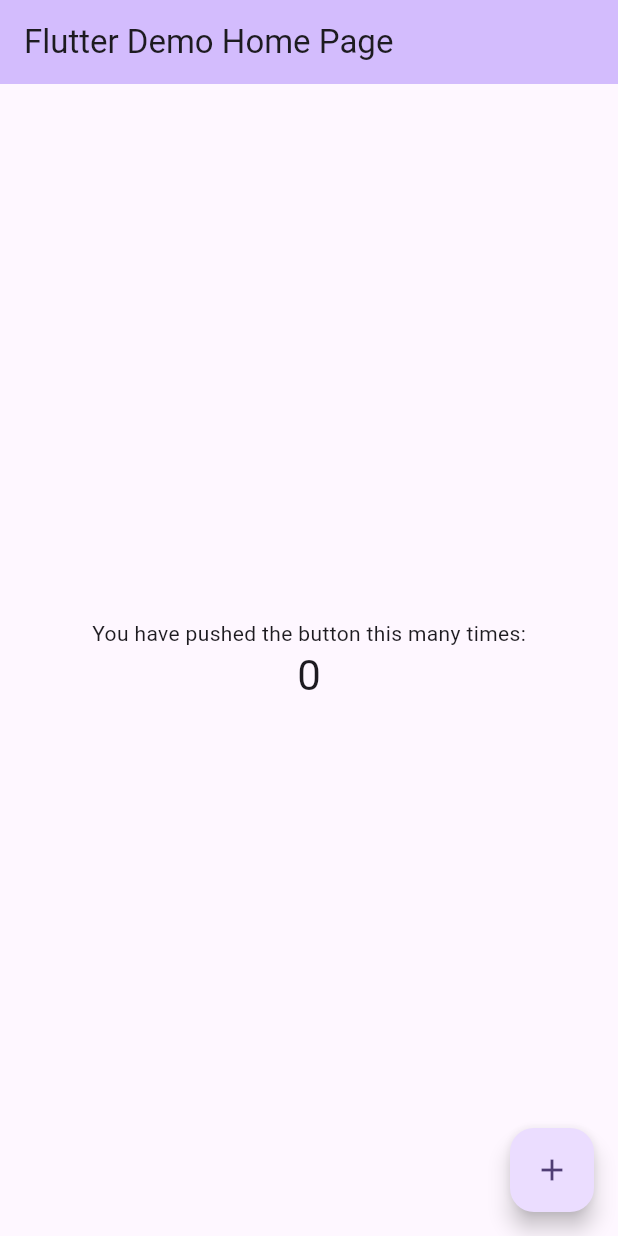
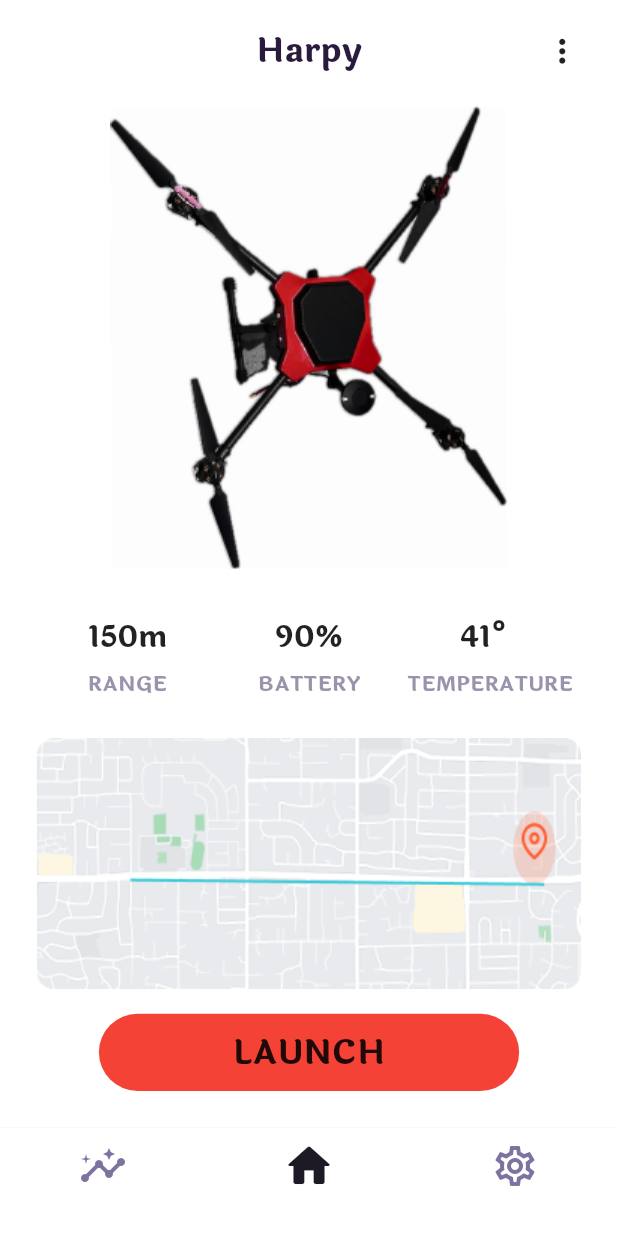
Before and after one commit to BharathrajN2004/Flutter.11.Drone_sample, a Flutter app: the screen it shows after launch, on a phone screen of 412 x 824 dp. Run offline on Flutter 3.47's test engine with Material 2 defaults, Android fonts, the phone set to English and light mode, and no system bars; our stand-ins replace animated_splash_screen, page_transition.

```diff
--- /dev/null
+++ b/lib/Pages/Home.dart
@@ -0,0 +1,155 @@
+import 'package:flutter/material.dart';
+
+import '../Utility/CustomTheme.dart';
+
+class Home extends StatefulWidget {
+  const Home({super.key});
+
+  @override
+  State<Home> createState() => _HomeState();
+}
+
+class _HomeState extends State<Home> {
+  bool buttonState = false;
+
+  @override
+  Widget build(BuildContext context) {
+    CustomTheme OBJ = CustomTheme.fromContext(context);
+    return Column(
+      children: [
+        Row(
+          mainAxisAlignment: MainAxisAlignment.spaceBetween,
+          crossAxisAlignment: CrossAxisAlignment.center,
+          children: [
+            SizedBox(width: OBJ.aspectratio * 50),
+            Text(
+              "Harpy",
+              style: TextStyle(
+                  fontWeight: FontWeight.w600,
+                  fontSize: OBJ.aspectratio * 45,
+                  color: const Color.fromARGB(255, 41, 26, 62)),
+            ),
+            Icon(
+              Icons.more_vert_outlined,
+              size: OBJ.aspectratio * 50,
+            ),
+          ],
+        ),
+        SizedBox(
+          height: OBJ.height * 0.02,
+        ),
+        AnimatedSwitcher(
+          duration: Duration(seconds: 1),
+          // transitionBuilder: (Widget child, Animation<double> animation) {
+          //   const begin = Offset(0.0, 1.0);
+          //   const end = Offset.zero;
+          //   var offsetAnimation =
+          //       Tween(begin: begin, end: end).animate(animation);
+          //   return SlideTransition(
+          //     position: offsetAnimation,
+          //     child: child,
+          //   );
+          // },
+          child: FadeTransition(
+            opacity: AlwaysStoppedAnimation(1.0),
+            key: ValueKey<bool>(buttonState),
+            child: !buttonState
+                ? Image.asset(
+                    "assets/images/drone.png",
+                    key: ValueKey<bool>(buttonState),
+                  )
+                : Image.asset(
+                    "assets/images/thiruvaluvar.png",
+                    height: OBJ.height*0.38,
+                    fit: BoxFit.cover,
+                    key: ValueKey<bool>(buttonState),
+                  ),
+          ),
+        ),
+        Spacer(),
+        const Row(
+          mainAxisAlignment: MainAxisAlignment.spaceBetween,
+          crossAxisAlignment: CrossAxisAlignment.center,
+          children: [
+            PropertyHelper(description: "Range", value: "150m"),
+            PropertyHelper(description: "battery", value: "90%"),
+            PropertyHelper(
+              description: "temperature",
+              value: "41°",
+            ),
+          ],
+        ),
+        SizedBox(
+          height: OBJ.height * 0.03,
+        ),
+        Image.asset("assets/images/Location.png"),
+        SizedBox(
+          height: OBJ.height * 0.02,
+        ),
+        GestureDetector(
+          onTap: () => setState(() {
+            buttonState = !buttonState;
+          }),
+          child: AnimatedContainer(
+            width: OBJ.width,
+            margin: EdgeInsets.symmetric(horizontal: OBJ.width * 0.1),
+            padding: EdgeInsets.symmetric(vertical: OBJ.height * 0.01),
+            decoration: BoxDecoration(
+                borderRadius: BorderRadius.circular(50), color: Colors.red),
+            duration: const Duration(seconds: 1),
+            child: Center(
+                child: Text(
+              (buttonState ? "launching..." : "launch").toUpperCase(),
+              style: TextStyle(
+                  fontWeight: FontWeight.bold,
+                  fontSize: OBJ.aspectratio * 45,
+                  shadows: const [
+                    BoxShadow(color: Colors.black, spreadRadius: 12)
+                  ]),
+            )),
+          ),
+        ),
+        SizedBox(
+          height: OBJ.height * 0.03,
+        ),
+      ],
+    );
+  }
+}
+
+class PropertyHelper extends StatelessWidget {
+  final String value;
+  final String description;
+  const PropertyHelper({
+    super.key,
+    required this.value,
+    required this.description,
+  });
+
+  @override
+  Widget build(BuildContext context) {
+    CustomTheme OBJ = CustomTheme.fromContext(context);
+    return Expanded(
+      flex: 1,
+      child: Column(
+        children: [
+          Text(
+            value,
+            style: TextStyle(
+                fontWeight: FontWeight.bold, fontSize: OBJ.aspectratio * 40),
+          ),
+          const SizedBox(
+            height: 5,
+          ),
+          Text(
+            description.toUpperCase(),
+            style: TextStyle(
+                fontWeight: FontWeight.w600,
+                fontSize: OBJ.aspectratio * 28,
+                color: Color.fromARGB(147, 82, 68, 109)),
+          ),
+        ],
+      ),
+    );
+  }
+}
--- /dev/null
+++ b/lib/Pages/Insights.dart
@@ -0,0 +1,10 @@
+import 'package:flutter/material.dart';
+
+class Insights extends StatelessWidget {
+  const Insights({super.key});
+
+  @override
+  Widget build(BuildContext context) {
+    return  Container();
+  }
+}
--- /dev/null
+++ b/lib/Pages/Navigation.dart
@@ -0,0 +1,83 @@
+import 'package:flutter/material.dart';
+
+import '../Utility/CustomTheme.dart';
+import 'Home.dart';
+import 'Insights.dart';
+import 'Settings.dart';
+
+class Navigation extends StatefulWidget {
+  const Navigation({super.key});
+  @override
+  State<Navigation> createState() => _NavigationState();
+}
+
+class _NavigationState extends State<Navigation> {
+  final List<Widget> widgetList = const [
+    Insights(),
+    Home(),
+    Settings(),
+  ];
+
+  int index = 1;
+
+  @override
+  Widget build(BuildContext context) {
+    CustomTheme OBJ = CustomTheme.fromContext(context);
+    return Scaffold(
+      backgroundColor: Colors.white,
+      bottomNavigationBar: BottomNavigationBar(
+          type: BottomNavigationBarType.fixed,
+          currentIndex: index,
+          onTap: (value) {
+            setState(() {
+              index = value;
+            });
+          },
+          backgroundColor: Colors.white,
+          elevation: 1,
+          selectedIconTheme: const IconThemeData(size: 36),
+          unselectedIconTheme: const IconThemeData(size: 32),
+          items: [
+            navBarItem(
+              icon: Icons.insights_outlined,
+              state: 0,
+            ),
+            navBarItem(
+              icon: Icons.home_rounded,
+              state: 1,
+            ),
+            navBarItem(
+              icon: Icons.settings_outlined,
+              state: 2,
+            ),
+          ]),
+      body: SafeArea(
+          child: Container(
+        padding: EdgeInsets.only(
+            top: OBJ.height * 0.02,
+            left: OBJ.width * 0.06,
+            right: OBJ.width * 0.06),
+        child: IndexedStack(
+          index: index,
+          children: widgetList,
+        ),
+      )),
+    );
+  }
+
+  BottomNavigationBarItem navBarItem({
+    required IconData icon,
+    required int state,
+  }) {
+    return BottomNavigationBarItem(
+      tooltip: 'Home',
+      icon: Icon(
+        icon,
+        color: state == index
+            ? Color.fromARGB(255, 29, 26, 38)
+            : Color.fromARGB(255, 126, 115, 159),
+      ),
+      label: '',
+    );
+  }
+}
--- /dev/null
+++ b/lib/Pages/Settings.dart
@@ -0,0 +1,10 @@
+import 'package:flutter/material.dart';
+
+class Settings extends StatelessWidget {
+  const Settings({super.key});
+
+  @override
+  Widget build(BuildContext context) {
+    return Container();
+  }
+}
--- /dev/null
+++ b/lib/Pages/Splash.dart
@@ -0,0 +1,25 @@
+import 'package:done/Utility/CustomTheme.dart';
+import 'package:flutter/material.dart';
+import 'package:animated_splash_screen/animated_splash_screen.dart';
+import 'package:page_transition/page_transition.dart';
+
+import 'Navigation.dart';
+
+class Splash extends StatelessWidget {
+  const Splash({super.key});
+
+  @override
+  Widget build(BuildContext context) {
+    CustomTheme OBJ = CustomTheme.fromContext(context);
+    return AnimatedSplashScreen(
+      duration: 1000,
+      animationDuration: const Duration(milliseconds: 800),
+      splashIconSize: OBJ.height,
+      splash: Center(child: Image.asset("assets/images/sairamLogo.png")),
+      nextScreen: const Navigation(),
+      splashTransition: SplashTransition.fadeTransition,
+      pageTransitionType: PageTransitionType.fade,
+      backgroundColor: Colors.white,
+    );
+  }
+}
--- /dev/null
+++ b/lib/Utility/CustomTheme.dart
@@ -0,0 +1,18 @@
+import 'package:flutter/material.dart';
+
+class CustomTheme {
+  final double height;
+  final double width;
+  final double aspectratio;
+
+  CustomTheme(
+      {required this.height, required this.width, required this.aspectratio});
+
+  factory CustomTheme.fromContext(BuildContext context) {
+    final double aspectratio = MediaQuery.of(context).size.aspectRatio;
+    final double height = MediaQuery.of(context).size.height;
+    final double width = MediaQuery.of(context).size.width;
+
+    return CustomTheme(aspectratio: aspectratio, height: height, width: width);
+  }
+}
--- a/lib/main.dart
+++ b/lib/main.dart
@@ -1,125 +1,21 @@
 import 'package:flutter/material.dart';
 
-void main() {
+import './Pages/Splash.dart';
+
+Future main() async {
   runApp(const MyApp());
 }
 
 class MyApp extends StatelessWidget {
   const MyApp({super.key});
 
-  // This widget is the root of your application.
   @override
   Widget build(BuildContext context) {
     return MaterialApp(
-      title: 'Flutter Demo',
-      theme: ThemeData(
-        // This is the theme of your application.
-        //
-        // TRY THIS: Try running your application with "flutter run". You'll see
-        // the application has a blue toolbar. Then, without quitting the app,
-        // try changing the seedColor in the colorScheme below to Colors.green
-        // and then invoke "hot reload" (save your changes or press the "hot
-        // reload" button in a Flutter-supported IDE, or press "r" if you used
-        // the command line to start the app).
-        //
-        // Notice that the counter didn't reset back to zero; the application
-        // state is not lost during the reload. To reset the state, use hot
-        // restart instead.
-        //
-        // This works for code too, not just values: Most code changes can be
-        // tested with just a hot reload.
-        colorScheme: ColorScheme.fromSeed(seedColor: Colors.deepPurple),
-        useMaterial3: true,
-      ),
-      home: const MyHomePage(title: 'Flutter Demo Home Page'),
+      debugShowCheckedModeBanner: false,
+      title: "Harpy",
+      theme: ThemeData(fontFamily: 'Laila'),
+      home: Splash(),
     );
   }
 }
-
-class MyHomePage extends StatefulWidget {
-  const MyHomePage({super.key, required this.title});
-
-  // This widget is the home page of your application. It is stateful, meaning
-  // that it has a State object (defined below) that contains fields that affect
-  // how it looks.
-
-  // This class is the configuration for the state. It holds the values (in this
-  // case the title) provided by the parent (in this case the App widget) and
-  // used by the build method of the State. Fields in a Widget subclass are
-  // always marked "final".
-
-  final String title;
-
-  @override
-  State<MyHomePage> createState() => _MyHomePageState();
-}
-
-class _MyHomePageState extends State<MyHomePage> {
-  int _counter = 0;
-
-  void _incrementCounter() {
-    setState(() {
-      // This call to setState tells the Flutter framework that something has
-      // changed in this State, which causes it to rerun the build method below
-      // so that the display can reflect the updated values. If we changed
-      // _counter without calling setState(), then the build method would not be
-      // called again, and so nothing would appear to happen.
-      _counter++;
-    });
-  }
-
-  @override
-  Widget build(BuildContext context) {
-    // This method is rerun every time setState is called, for instance as done
-    // by the _incrementCounter method above.
-    //
-    // The Flutter framework has been optimized to make rerunning build methods
-    // fast, so that you can just rebuild anything that needs updating rather
-    // than having to individually change instances of widgets.
-    return Scaffold(
-      appBar: AppBar(
-        // TRY THIS: Try changing the color here to a specific color (to
-        // Colors.amber, perhaps?) and trigger a hot reload to see the AppBar
-        // change color while the other colors stay the same.
-        backgroundColor: Theme.of(context).colorScheme.inversePrimary,
-        // Here we take the value from the MyHomePage object that was created by
-        // the App.build method, and use it to set our appbar title.
-        title: Text(widget.title),
-      ),
-      body: Center(
-        // Center is a layout widget. It takes a single child and positions it
-        // in the middle of the parent.
-        child: Column(
-          // Column is also a layout widget. It takes a list of children and
-          // arranges them vertically. By default, it sizes itself to fit its
-          // children horizontally, and tries to be as tall as its parent.
-          //
-          // Column has various properties to control how it sizes itself and
-          // how it positions its children. Here we use mainAxisAlignment to
-          // center the children vertically; the main axis here is the vertical
-          // axis because Columns are vertical (the cross axis would be
-          // horizontal).
-          //
-          // TRY THIS: Invoke "debug painting" (choose the "Toggle Debug Paint"
-          // action in the IDE, or press "p" in the console), to see the
-          // wireframe for each widget.
-          mainAxisAlignment: MainAxisAlignment.center,
-          children: <Widget>[
-            const Text(
-              'You have pushed the button this many times:',
-            ),
-            Text(
-              '$_counter',
-              style: Theme.of(context).textTheme.headlineMedium,
-            ),
-          ],
-        ),
-      ),
-      floatingActionButton: FloatingActionButton(
-        onPressed: _incrementCounter,
-        tooltip: 'Increment',
-        child: const Icon(Icons.add),
-      ), // This trailing comma makes auto-formatting nicer for build methods.
-    );
-  }
-}
```
Also changed, not shown: pubspec.yaml (+12 -14 lines), assets/fonts/Khyay-Regular.ttf (added), assets/fonts/Laila-Bold.ttf (added), assets/fonts/Laila-Light.ttf (added), assets/fonts/Laila-Regular.ttf (added), assets/images/Location.png (added), assets/images/drone.png (added), assets/images/logo2.png (added), assets/images/sairamLogo.png (added), assets/images/thiruvaluvar.png (added), pubspec.lock.
